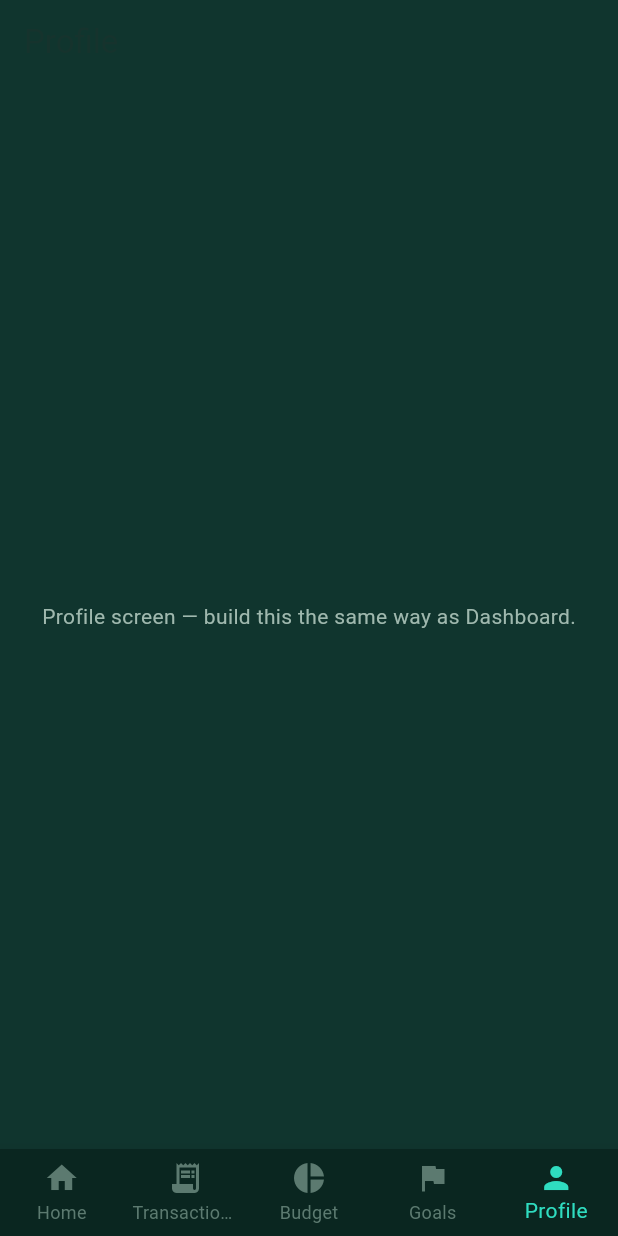
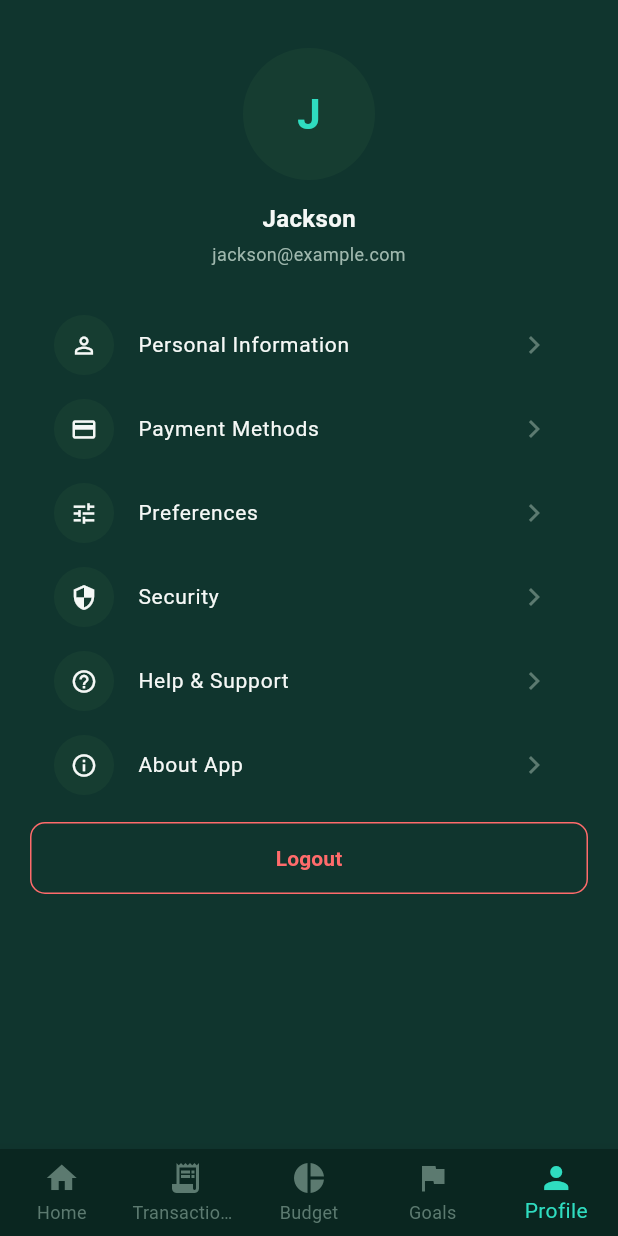
Before and after one commit to natanim-samuel/koy_koy_koy, a Flutter app: the screen it shows after launch, item 5 of the bottom bar chosen, on a phone screen of 412 x 824 dp. Run offline on Flutter 3.47's test engine with Material 3 defaults, Android fonts, the phone set to English and light mode, and no system bars; our stand-ins replace drift, flutter_riverpod; accounts and stored records are empty; generated files the repository leaves out were written again.

Commit message:
Initial commit: Smart Expense Tracker scaffold

```diff
--- a/lib/data/repositories/expense_repository.dart
+++ b/lib/data/repositories/expense_repository.dart
@@ -91,8 +91,8 @@ class ExpenseRepository {
     final end = DateTime(month.year, month.month + 1);
     return _db.transactionsDao.totalForType(type: 'income', start: start, end: end);
   }
-}
 
+  /// Creates a new savings goal.
   Future<void> addGoal({
     required String name,
     required double targetAmount,
@@ -111,5 +111,8 @@ Future<void> addGoal({
     );
   }
 
+  /// Adds [amount] to a goal's saved total (e.g. after a manual
+  /// "contribute to goal" action).
   Future<void> contributeToGoal(int goalId, double amount) =>
       _db.goalsDao.contribute(goalId, amount);
+}
--- /dev/null
+++ b/lib/features/profile/screens/profile_screen.dart
@@ -0,0 +1,71 @@
+import 'package:flutter/material.dart';
+
+import '../../../core/theme/app_colors.dart';
+
+class ProfileScreen extends StatelessWidget {
+  const ProfileScreen({super.key});
+
+  @override
+  Widget build(BuildContext context) {
+    const rows = [
+      (icon: Icons.person_outline, label: 'Personal Information'),
+      (icon: Icons.payment, label: 'Payment Methods'),
+      (icon: Icons.tune, label: 'Preferences'),
+      (icon: Icons.security, label: 'Security'),
+      (icon: Icons.help_outline, label: 'Help & Support'),
+      (icon: Icons.info_outline, label: 'About App'),
+    ];
+
+    return Scaffold(
+      backgroundColor: AppColors.bg,
+      body: SafeArea(
+        child: ListView(
+          padding: const EdgeInsets.all(20),
+          children: [
+            const SizedBox(height: 12),
+            const Center(
+              child: CircleAvatar(
+                radius: 44,
+                backgroundColor: AppColors.card,
+                child: Text('J', style: TextStyle(color: AppColors.mint, fontSize: 28, fontWeight: FontWeight.bold)),
+              ),
+            ),
+            const SizedBox(height: 14),
+            const Center(
+              child: Text('Jackson', style: TextStyle(color: AppColors.textOnDark, fontSize: 16, fontWeight: FontWeight.bold)),
+            ),
+            const SizedBox(height: 4),
+            const Center(
+              child: Text('jackson@example.com', style: TextStyle(color: AppColors.textOnDarkSecondary, fontSize: 12)),
+            ),
+            const SizedBox(height: 24),
+            ...rows.map(
+                  (r) => ListTile(
+                leading: CircleAvatar(backgroundColor: AppColors.card, child: Icon(r.icon, color: AppColors.textOnDark, size: 18)),
+                title: Text(r.label, style: const TextStyle(color: AppColors.textOnDark, fontSize: 14)),
+                trailing: const Icon(Icons.chevron_right, color: AppColors.textOnDarkMuted),
+                onTap: () {
+                  // Hook up to a real sub-screen when it exists — same
+                  // pattern as AddGoalScreen: push a MaterialPageRoute.
+                },
+              ),
+            ),
+            const SizedBox(height: 10),
+            OutlinedButton(
+              onPressed: () {
+                // Wire up to your auth/session logic.
+              },
+              style: OutlinedButton.styleFrom(
+                foregroundColor: AppColors.coral,
+                side: const BorderSide(color: AppColors.coral),
+                padding: const EdgeInsets.symmetric(vertical: 14),
+                shape: RoundedRectangleBorder(borderRadius: BorderRadius.circular(10)),
+              ),
+              child: const Text('Logout', style: TextStyle(fontWeight: FontWeight.bold)),
+            ),
+          ],
+        ),
+      ),
+    );
+  }
+}
--- a/lib/features/root/root_screen.dart
+++ b/lib/features/root/root_screen.dart
@@ -1,8 +1,9 @@
 import 'package:flutter/material.dart';
 
-import '../../core/theme/app_colors.dart';
 import '../budget/screens/budget_screen.dart';
 import '../dashboard/screens/dashboard_screen.dart';
+import '../goals/screens/goals_screen.dart';
+import '../profile/screens/profile_screen.dart';
 import '../transactions/screens/transactions_screen.dart';
 
 class RootScreen extends StatefulWidget {
@@ -15,15 +16,12 @@ class RootScreen extends StatefulWidget {
 class _RootScreenState extends State<RootScreen> {
   int _index = 0;
 
-  // Goals and Profile screens follow the same pattern as Dashboard/
-  // Transactions/Budget above — omitted here to keep this scaffold
-  // focused, add them the same way once you're ready.
   static const _screens = [
     DashboardScreen(),
     TransactionsScreen(),
     BudgetScreen(),
-    _PlaceholderScreen(title: 'Goals'),
-    _PlaceholderScreen(title: 'Profile'),
+    GoalsScreen(),
+    ProfileScreen(),
   ];
 
   @override
@@ -44,20 +42,3 @@ class _RootScreenState extends State<RootScreen> {
     );
   }
 }
-
-class _PlaceholderScreen extends StatelessWidget {
-  const _PlaceholderScreen({required this.title});
-  final String title;
-
-  @override
-  Widget build(BuildContext context) {
-    return Scaffold(
-      backgroundColor: AppColors.bg,
-      appBar: AppBar(title: Text(title), backgroundColor: AppColors.bg),
-      body: Center(
-        child: Text('$title screen — build this the same way as Dashboard.',
-            style: const TextStyle(color: AppColors.textOnDarkSecondary)),
-      ),
-    );
-  }
-}
```
Also changed, not shown: lib/features/goals/providers/goals_providers.dart (added, +8 -0 lines), lib/features/goals/screens/add_goal_screen.dart (added, +154 -0 lines), lib/features/goals/screens/goals_screen.dart (added, +103 -0 lines). Lines whose indentation alone changed are shown as unchanged.
